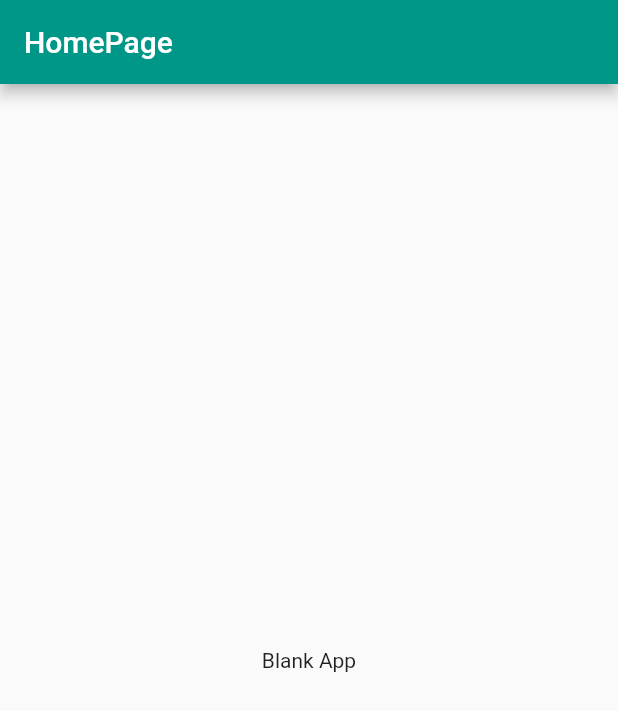
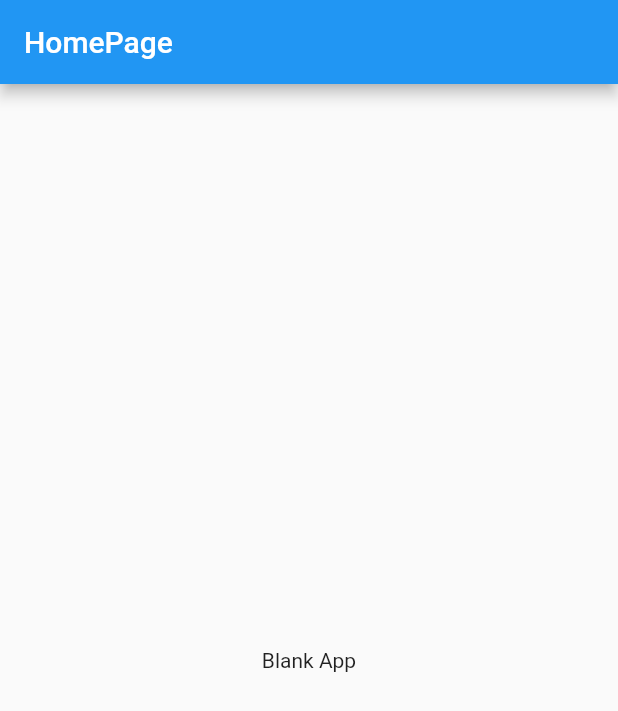
Before and after one commit to sapatekno/tasikcode_app_flutter, a Flutter app: the screen it shows after launch, on a phone screen of 412 x 824 dp. Shown: the top 711 px of the screen. Run offline on Flutter 3.47's test engine with Material 2 defaults, Android fonts, the phone set to English and light mode, and no system bars.

Commit message:
app - initial utils MyColors

```diff
--- a/lib/main.dart
+++ b/lib/main.dart
@@ -12,7 +12,7 @@ class MyApp extends StatelessWidget {
   Widget build(BuildContext context) {
     return new MaterialApp(
       title: 'TasikCode App',
-      theme: new ThemeData(primarySwatch: Colors.teal),
+      theme: new ThemeData(primarySwatch: Colors.blue),
       routes: routes,
     );
   }
--- /dev/null
+++ b/lib/utils/my_colors.dart
@@ -0,0 +1,6 @@
+import 'package:flutter/material.dart';
+
+mixin MyColors {
+  static const bluePrimary = Color(0xFF162447);
+  static const yellowSecond = Color(0xFFFFBF44);
+}
```
